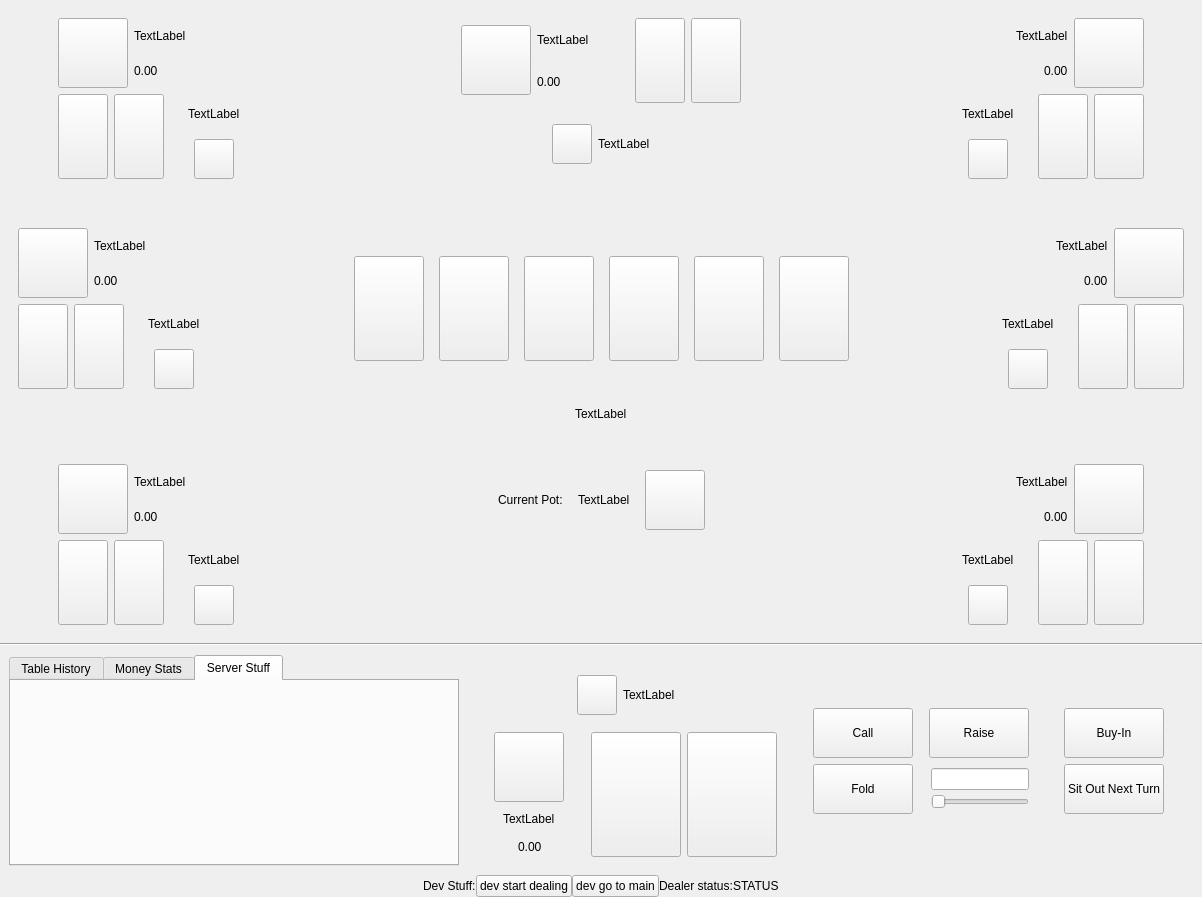
Qt form TeamPokerMainApp/GameUI/Resources&Design/TeamPoker.ui (gitMesa/TeamPoker) before a commit.
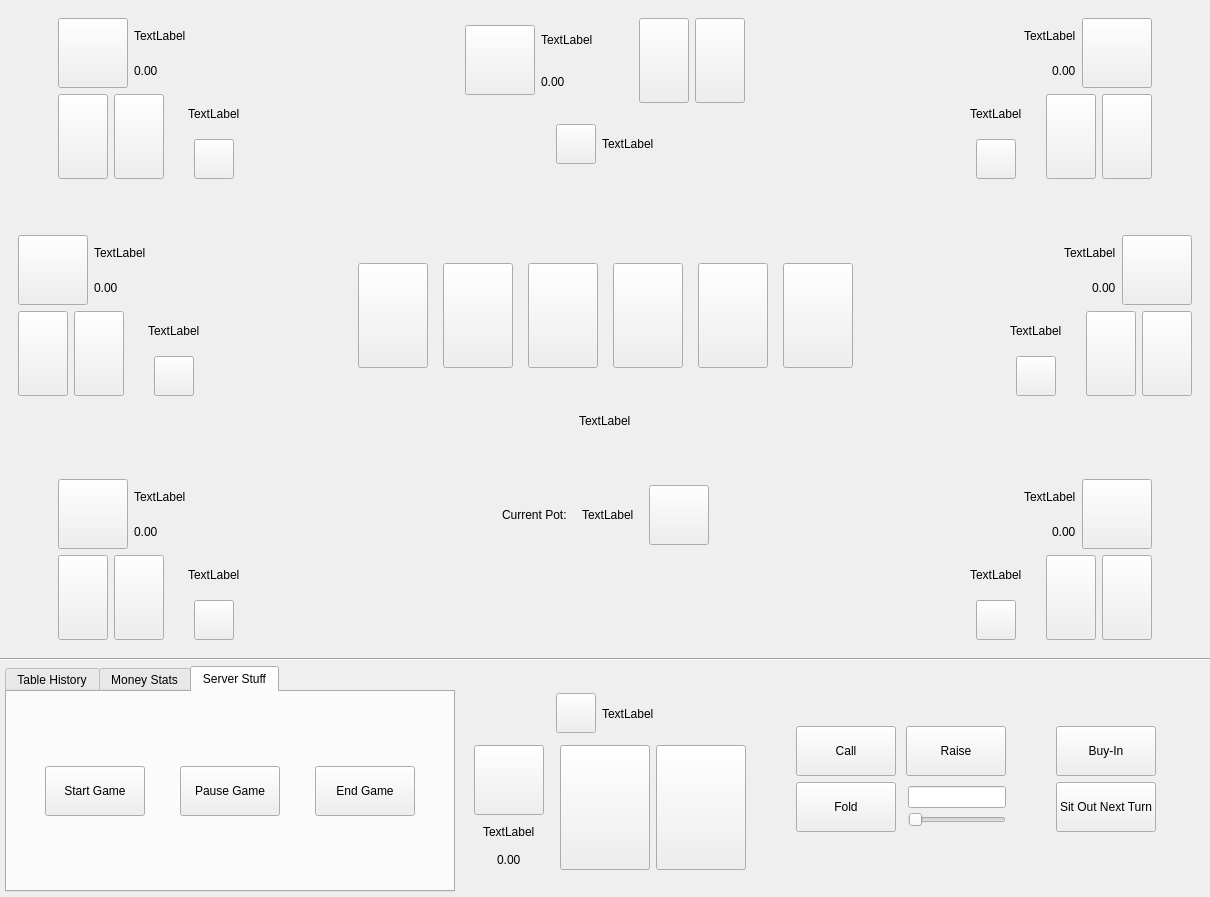
The same form after that commit. The open tabs and pages were chosen to show the change. Icons and pictures are not drawn.

Commit message: Dealer updates. Correctly show all other players around the table. UI updates. Better colors and better game page.

The edit to the form file:
```diff
--- a/TeamPokerMainApp/GameUI/Resources&Design/TeamPoker.ui
+++ b/TeamPokerMainApp/GameUI/Resources&Design/TeamPoker.ui
@@ -6,7 +6,7 @@
    <rect>
     <x>0</x>
     <y>0</y>
-    <width>1202</width>
+    <width>1210</width>
     <height>897</height>
    </rect>
   </property>
@@ -3458,7 +3458,28 @@
         </item>
         <item>
          <widget class="QWidget" name="widget_current_user" native="true">
+          <property name="maximumSize">
+           <size>
+            <width>16777215</width>
+            <height>250</height>
+           </size>
+          </property>
           <layout class="QHBoxLayout" name="horizontalLayout_42">
+           <property name="spacing">
+            <number>0</number>
+           </property>
+           <property name="leftMargin">
+            <number>5</number>
+           </property>
+           <property name="topMargin">
+            <number>5</number>
+           </property>
+           <property name="rightMargin">
+            <number>5</number>
+           </property>
+           <property name="bottomMargin">
+            <number>5</number>
+           </property>
            <item>
             <widget class="QTabWidget" name="tabWidget">
              <property name="minimumSize">
@@ -3494,11 +3515,95 @@
               <attribute name="title">
                <string>Server Stuff</string>
               </attribute>
-             </widget>
-            </widget>
+              <layout class="QHBoxLayout" name="horizontalLayout_11">
+               <item>
+                <widget class="QPushButton" name="button_serverStartGame">
+                 <property name="minimumSize">
+                  <size>
+                   <width>100</width>
+                   <height>50</height>
+                  </size>
+                 </property>
+                 <property name="maximumSize">
+                  <size>
+                   <width>100</width>
+                   <height>50</height>
+                  </size>
+                 </property>
+                 <property name="text">
+                  <string>Start Game</string>
+                 </property>
+                </widget>
+               </item>
+               <item>
+                <widget class="QPushButton" name="button_serverPauseGame">
+                 <property name="minimumSize">
+                  <size>
+                   <width>100</width>
+                   <height>50</height>
+                  </size>
+                 </property>
+                 <property name="maximumSize">
+                  <size>
+                   <width>100</width>
+                   <height>50</height>
+                  </size>
+                 </property>
+                 <property name="text">
+                  <string>Pause Game</string>
+                 </property>
+                </widget>
+               </item>
+               <item>
+                <widget class="QPushButton" name="button_serverEndGame">
+                 <property name="minimumSize">
+                  <size>
+                   <width>100</width>
+                   <height>50</height>
+                  </size>
+                 </property>
+                 <property name="maximumSize">
+                  <size>
+                   <width>100</width>
+                   <height>50</height>
+                  </size>
+                 </property>
+                 <property name="text">
+                  <string>End Game</string>
+                 </property>
+                </widget>
+               </item>
+              </layout>
+             </widget>
+            </widget>
+           </item>
+           <item>
+            <spacer name="horizontalSpacer_48">
+             <property name="orientation">
+              <enum>Qt::Horizontal</enum>
+             </property>
+             <property name="sizeHint" stdset="0">
+              <size>
+               <width>40</width>
+               <height>20</height>
+              </size>
+             </property>
+            </spacer>
            </item>
            <item>
             <widget class="QWidget" name="widget_3" native="true">
+             <property name="minimumSize">
+              <size>
+               <width>300</width>
+               <height>200</height>
+              </size>
+             </property>
+             <property name="maximumSize">
+              <size>
+               <width>300</width>
+               <height>200</height>
+              </size>
+             </property>
              <layout class="QVBoxLayout" name="verticalLayout_13">
               <item>
                <layout class="QHBoxLayout" name="horizontalLayout_28">
@@ -3723,6 +3828,9 @@
              <property name="orientation">
               <enum>Qt::Horizontal</enum>
              </property>
+             <property name="sizeType">
+              <enum>QSizePolicy::MinimumExpanding</enum>
+             </property>
              <property name="sizeHint" stdset="0">
               <size>
                <width>40</width>
@@ -3906,6 +4014,9 @@
              <property name="orientation">
               <enum>Qt::Horizontal</enum>
              </property>
+             <property name="sizeType">
+              <enum>QSizePolicy::MinimumExpanding</enum>
+             </property>
              <property name="sizeHint" stdset="0">
               <size>
                <width>40</width>
@@ -3995,24 +4106,9 @@
              <property name="orientation">
               <enum>Qt::Horizontal</enum>
              </property>
-             <property name="sizeHint" stdset="0">
-              <size>
-               <width>40</width>
-               <height>20</height>
-              </size>
+             <property name="sizeType">
+              <enum>QSizePolicy::Minimum</enum>
              </property>
-            </spacer>
-           </item>
-          </layout>
-         </widget>
-        </item>
-        <item>
-         <layout class="QHBoxLayout" name="horizontalLayout_82">
-          <item>
-           <spacer name="horizontalSpacer_50">
-            <property name="orientation">
-             <enum>Qt::Horizontal</enum>
-            </property>
             <property name="sizeHint" stdset="0">
              <size>
               <width>40</width>
@@ -4021,67 +4117,8 @@
             </property>
            </spacer>
           </item>
-          <item>
-           <widget class="QLabel" name="label_13">
-            <property name="text">
-             <string>Dev Stuff:</string>
-            </property>
-           </widget>
-          </item>
-          <item>
-           <widget class="QPushButton" name="button_dev_start_dealing">
-            <property name="maximumSize">
-             <size>
-              <width>100</width>
-              <height>25</height>
-             </size>
-            </property>
-            <property name="text">
-             <string>dev start dealing</string>
-            </property>
-           </widget>
-          </item>
-          <item>
-           <widget class="QPushButton" name="button_dev_play_arena_to_main_page">
-            <property name="maximumSize">
-             <size>
-              <width>100</width>
-              <height>25</height>
-             </size>
-            </property>
-            <property name="text">
-             <string>dev go to main</string>
-            </property>
-           </widget>
-          </item>
-          <item>
-           <widget class="QLabel" name="label_19">
-            <property name="text">
-             <string>Dealer status:</string>
-            </property>
-           </widget>
-          </item>
-          <item>
-           <widget class="QLabel" name="label_dev_dealer_status">
-            <property name="text">
-             <string>STATUS</string>
-            </property>
-           </widget>
-          </item>
-          <item>
-           <spacer name="horizontalSpacer_49">
-            <property name="orientation">
-             <enum>Qt::Horizontal</enum>
-            </property>
-            <property name="sizeHint" stdset="0">
-             <size>
-              <width>40</width>
-              <height>20</height>
-             </size>
-            </property>
-           </spacer>
-          </item>
-         </layout>
+          </layout>
+         </widget>
         </item>
        </layout>
       </widget>
```
Left out of the diff: 162 changed lines with no effect on the pictures. Lines whose indentation alone changed are shown as unchanged. The commit also changes 12 other files.
